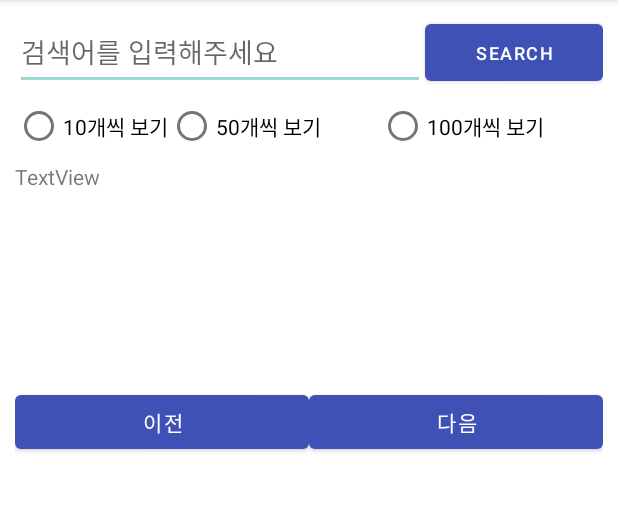
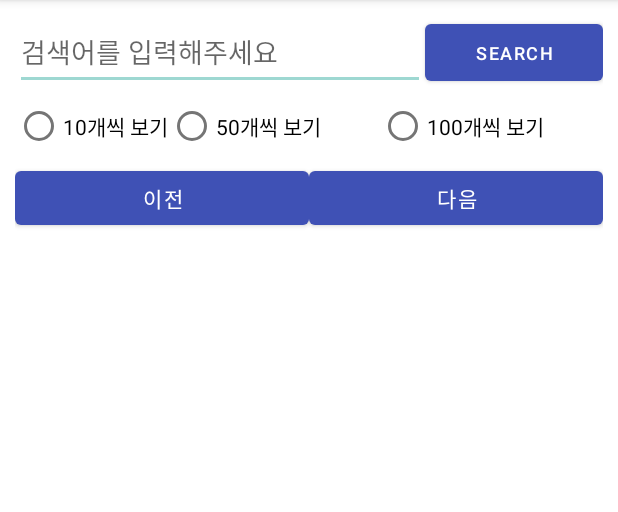
Before and after one commit to ghchoi0427/Unimedical, an Android app: the SearchActivity screen opened directly, with no data from a screen before it, on a phone screen of 412 x 824 dp, the part 84-596 px from its top. Run offline under Robolectric (Android 15) with nearby library versions, the phone set to English and light mode, and no system bars.

Commit message:
fix: 텍스트뷰 삭제

```diff
--- a/app/src/main/res/layout/activity_search.xml
+++ b/app/src/main/res/layout/activity_search.xml
@@ -56,12 +56,6 @@
             android:text="100개씩 보기" />
     </RadioGroup>
 
-    <TextView
-        android:id="@+id/imptextview"
-        android:layout_width="match_parent"
-        android:layout_height="149dp"
-        android:text="TextView" />
-
     <androidx.recyclerview.widget.RecyclerView
         android:id="@+id/recyclerView"
         android:layout_width="match_parent"
```
